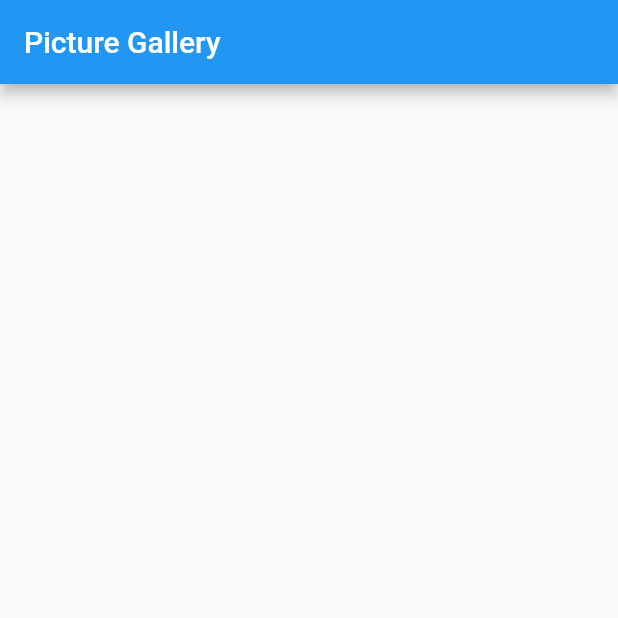
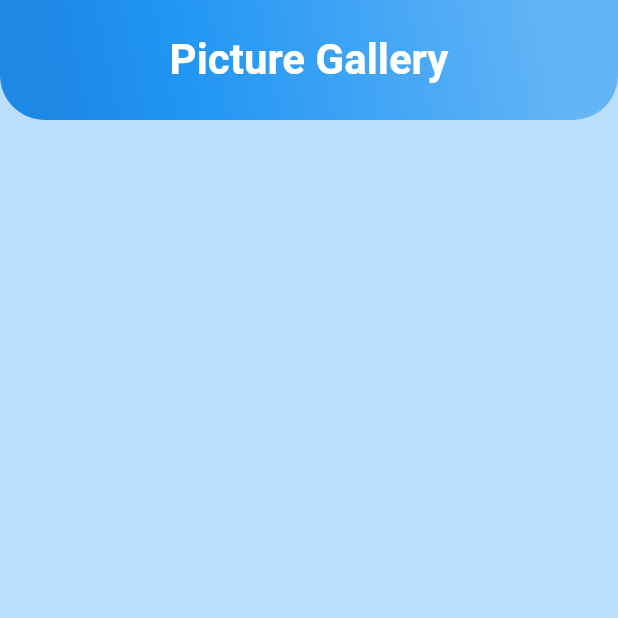
Before and after one commit to myaz1994/PictureGallery, a Flutter app: the screen it shows after launch, on a phone screen of 412 x 824 dp, the top half of it. Run offline on Flutter 3.47's test engine with Material 2 defaults, Android fonts, the phone set to English and light mode, and no system bars; our stand-ins replace permission_handler, transparent_image; missing offline and left inert: photo_gallery; statements that could not run were skipped.

Commit message:
Added Staggered view + Design improvements

```diff
--- a/lib/main.dart
+++ b/lib/main.dart
@@ -10,7 +10,6 @@ class MyApp extends StatelessWidget {
   @override
   Widget build(BuildContext context) {
     return MaterialApp(
-      debugShowCheckedModeBanner: false,
       title: 'ConsiderIT Gallery App',
       theme: ThemeData(
         // This is the theme of your application.
@@ -24,6 +23,7 @@ class MyApp extends StatelessWidget {
         // is not restarted.
         primarySwatch: Colors.blue,
       ),
+      debugShowCheckedModeBanner: false,
       home: PictureGallery(),
     );
   }
--- a/lib/picture_gallery.dart
+++ b/lib/picture_gallery.dart
@@ -1,6 +1,7 @@
 import 'dart:async';
 import 'dart:io';
 import 'package:flutter/material.dart';
+import 'package:flutter_staggered_grid_view/flutter_staggered_grid_view.dart';
 import 'package:permission_handler/permission_handler.dart';
 import 'package:photo_gallery/photo_gallery.dart';
 import 'package:transparent_image/transparent_image.dart';
@@ -20,6 +21,9 @@ class GalleryState extends State<PictureGallery> {
   List<Album> listOfAlbums;
   Album cameraAlbum;
   List<Medium> pictures;
+
+  // Initiation of staggeredTiles variable used to store a list of tiles configurations:
+  List<StaggeredTile> staggeredTiles = [];
 
   // The method to execute at page launch:
   @override
@@ -77,6 +81,17 @@ class GalleryState extends State<PictureGallery> {
     });
   }
 
+  //The method to fill the staggeredTiles list:
+  void configureStaggeredView() async {
+    for (int i=0; i<pictures.length;i++){
+      if (i % 2 == 0) {
+        staggeredTiles.add(StaggeredTile.count(2, 2));
+      } else {
+        staggeredTiles.add(StaggeredTile.count(2, 1));
+      }
+    }
+  }
+
   /// The method that calls and executes the previous methods.
   /// This method is called in the initState method.
   /// The reason why the methods weren't directly called in the initState method is because "await" can't be used there.
@@ -86,32 +101,91 @@ class GalleryState extends State<PictureGallery> {
     await getAlbums();
     await retrieveCameraAlbum();
     await getPictures();
+    await configureStaggeredView();
   }
 
-  //Widget to show the gallery:
+  // Widget to show the gallery:
   @override
   Widget build(BuildContext context) {
     return MaterialApp(
 
-      // Group all content in a scaffold:
+      // Group all content in a scaffold with a light blue background color:
       home: Scaffold(
+        backgroundColor: Colors.blue[100],
+        body: SafeArea(
+          child:Column(
+            crossAxisAlignment: CrossAxisAlignment.stretch,
+            children: <Widget>[
 
-        // Show an Appbar at the top of the screen:
-        appBar: AppBar(
-          title: Text("Picture Gallery"),
+            // Page header to show page title "Picture Gallery" in a Container
+            Container(
+                height: 80,
+
+                // Decorate the container box by defining circular borders and gradient blue colors:
+                decoration: BoxDecoration(
+                  borderRadius: BorderRadius.only(bottomRight: Radius.circular(30), bottomLeft: Radius.circular(30)),
+                  gradient: LinearGradient(
+                    begin: Alignment.topRight,
+                    end: Alignment.bottomLeft,
+                    stops: [0.1, 0.4, 0.7, 0.9],
+                    colors: [
+                      Colors.blue[300],
+                      Colors.blue[400],
+                      Colors.blue[500],
+                      Colors.blue[600],
+                    ],
+                  ),
                 ),
 
-        //Show the pictures in a GridView (Staggered View will be configured later)
-        body: GridView.count(
-          crossAxisCount: 3,
-          mainAxisSpacing: 1.0,
-          crossAxisSpacing: 1.0,
+                // Show a text "Picture Gallery" at the center of the container:
+                child:Center(
+                  child:Text(
+                  'Picture Gallery',
+                  style: TextStyle(
+                    fontSize: 28,
+                    fontWeight: FontWeight.w600,
+                    color: Colors.white,
+                  ),
+                  textAlign: TextAlign.center,
+                ),
+                ),
+              ),
+
+            Expanded(
+              child:Container(
+              padding: EdgeInsets.all(10),
+
+              // Show images in a Stagerred Grid View:
+              child: StaggeredGridView.count(
+                crossAxisCount: 4,
+                mainAxisSpacing: 4.0,
+                crossAxisSpacing: 4.0,
+                staggeredTiles: staggeredTiles,
                 children: <Widget>[
                   ...?pictures?.map(
                         (medium) => GestureDetector(
                       child: Container(
-                  color: Colors.grey[300],
-                  child: FadeInImage(
+
+                        // Show a decorated box with circular borders and gradient blue colors while loading pictures:
+                        decoration: BoxDecoration(
+                          borderRadius: BorderRadius.circular(18.0),
+                          gradient: LinearGradient(
+                            begin: Alignment.topRight,
+                            end: Alignment.bottomLeft,
+                            stops: [0.1, 0.4, 0.7, 0.9],
+                            colors: [
+                              Colors.blue[300],
+                              Colors.blue[400],
+                              Colors.blue[500],
+                              Colors.blue[600],
+                            ],
+                          ),
+                        ),
+
+                        // Show pictures after a fading effect while keeping the circular borders:
+                        child: ClipRRect(
+                            borderRadius: BorderRadius.circular(18.0),
+                            child: FadeInImage (
                             fit: BoxFit.cover,
                             placeholder: MemoryImage(kTransparentImage),
                             image: ThumbnailProvider(
@@ -123,7 +197,13 @@ class GalleryState extends State<PictureGallery> {
                         ),
                       ),
                     ),
+                  ),
                 ],
+              ),
+              ),
+            ),
+            ],
+          ),
         ),
       ),
     );
--- a/pubspec.yaml
+++ b/pubspec.yaml
@@ -32,6 +32,7 @@ dependencies:
   photo_gallery: ^1.0.1
   permission_handler: ^8.1.1
   transparent_image: ^2.0.0
+  flutter_staggered_grid_view: ^0.4.0
 
 # Set Consider-IT logo as default app icon for both Android and iOS using the flutter_launcher_icons plugin
 flutter_icons:
```
Also changed, not shown: assets/images/icon.png, pubspec.lock, 1 other file. Lines whose indentation alone changed are shown as unchanged.
